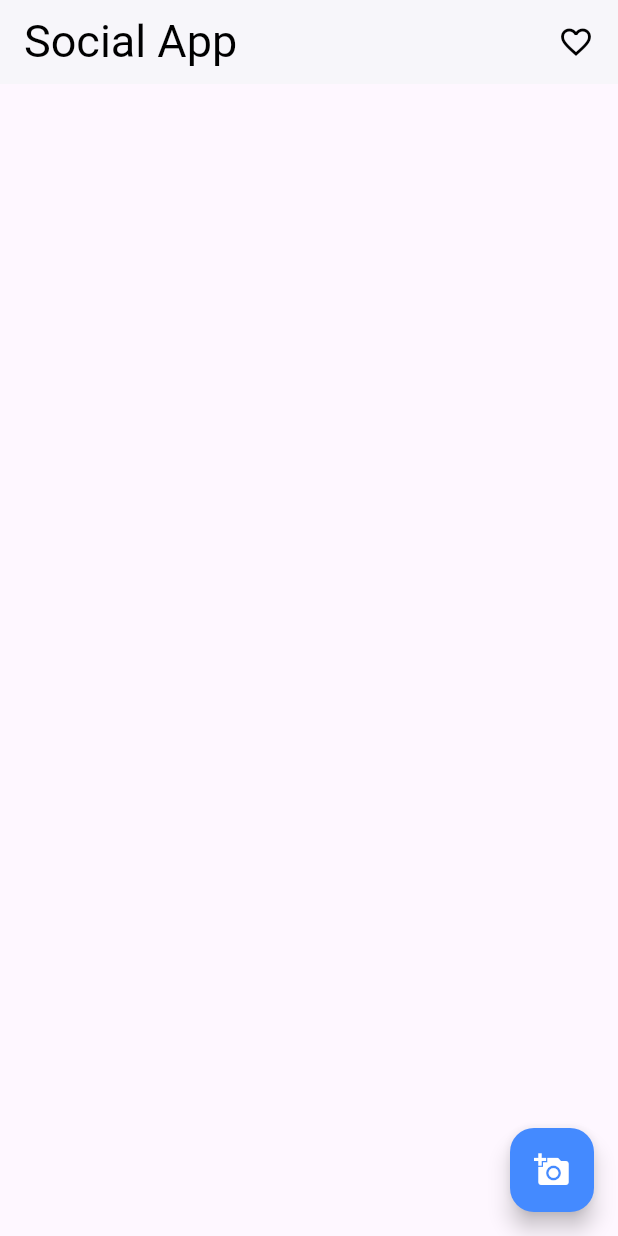
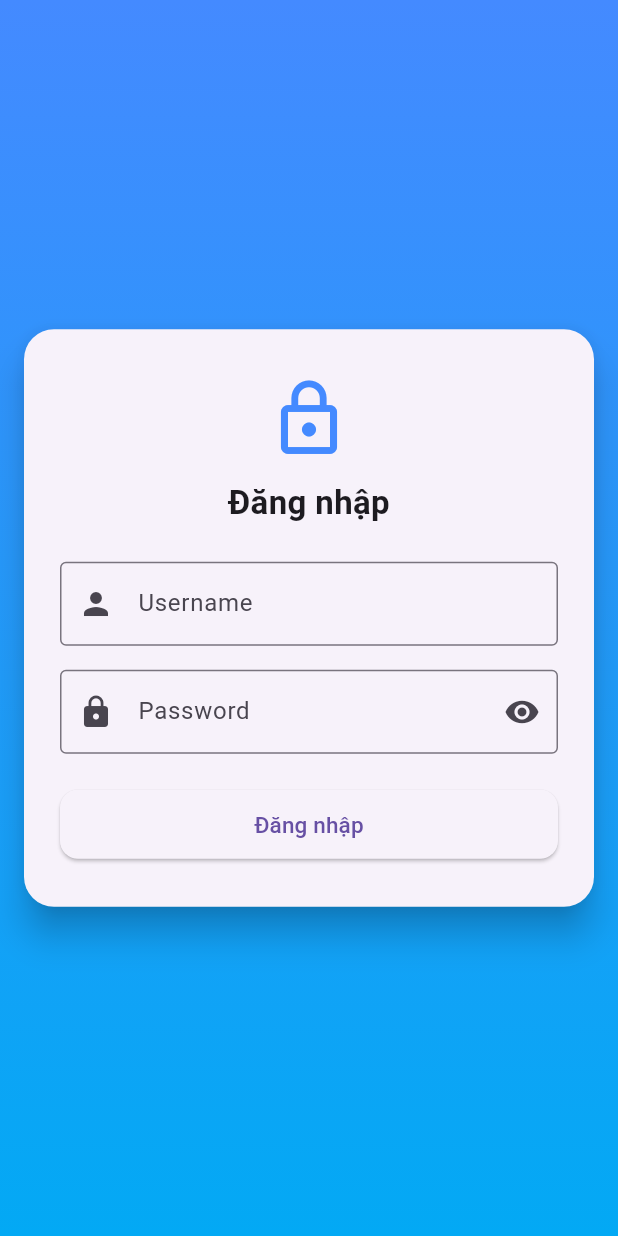
Before and after one commit to duytoan11123/Mini_Social_App_Flutter, a Flutter app: the screen it shows after launch, on a phone screen of 412 x 824 dp. Run offline on Flutter 3.47's test engine with Material 3 defaults, Android fonts, the phone set to English and light mode, and no system bars; our stand-ins replace drift, image_picker, shared_preferences; accounts and stored records are empty; generated files the repository leaves out were written again; Roboto replaces fonts that are missing (Billabong).

Commit message:
feat: login/logout

```diff
--- a/lib/Database/tables.dart
+++ b/lib/Database/tables.dart
@@ -3,6 +3,7 @@ import 'package:drift/drift.dart';
 class Users extends Table {
   IntColumn get id => integer().autoIncrement()();
   TextColumn get userName => text().withLength(min: 3, max: 20)();
+  TextColumn get password => text()();
   TextColumn get avatarUrl => text().nullable()();
 }
 
--- /dev/null
+++ b/lib/Login/auth_storage.dart
@@ -0,0 +1,20 @@
+import 'package:shared_preferences/shared_preferences.dart';
+
+class AuthStorage {
+  static const _keyUserId = 'user_id';
+
+  static Future<void> saveUserId(int userId) async {
+    final prefs = await SharedPreferences.getInstance();
+    await prefs.setInt(_keyUserId, userId);
+  }
+
+  static Future<int?> getUserId() async {
+    final prefs = await SharedPreferences.getInstance();
+    return prefs.getInt(_keyUserId);
+  }
+
+  static Future<void> logout() async {
+    final prefs = await SharedPreferences.getInstance();
+    await prefs.remove(_keyUserId);
+  }
+}
--- /dev/null
+++ b/lib/Login/login_screen.dart
@@ -0,0 +1,163 @@
+import 'package:flutter/material.dart';
+import '../Database/app_database.dart';
+import '../NewsFeedScreen/news_feed_screen.dart';
+import 'auth_storage.dart';
+
+class LoginScreen extends StatefulWidget {
+  const LoginScreen({super.key});
+
+  @override
+  State<LoginScreen> createState() => _LoginScreenState();
+}
+
+class _LoginScreenState extends State<LoginScreen> {
+  final _usernameCtrl = TextEditingController();
+  final _passwordCtrl = TextEditingController();
+  bool _loading = false;
+  bool _showPassword = false;
+
+  Future<void> _handleLogin() async {
+    final username = _usernameCtrl.text.trim();
+    final password = _passwordCtrl.text.trim();
+
+    if (username.isEmpty || password.isEmpty) {
+      ScaffoldMessenger.of(context).showSnackBar(
+        const SnackBar(content: Text('Nhập đầy đủ username & password')),
+      );
+      return;
+    }
+
+    setState(() => _loading = true);
+
+    final user = await db.login(username, password);
+
+    setState(() => _loading = false);
+
+    if (user == null) {
+      ScaffoldMessenger.of(context).showSnackBar(
+        const SnackBar(content: Text('Sai tài khoản hoặc mật khẩu')),
+      );
+      return;
+    }
+
+    currentUserId = user.id;
+    await AuthStorage.saveUserId(user.id);
+
+    Navigator.pushReplacement(
+      context,
+      MaterialPageRoute(builder: (_) => const NewsFeedScreen()),
+    );
+  }
+
+  @override
+  Widget build(BuildContext context) {
+    return Scaffold(
+      body: Container(
+        decoration: const BoxDecoration(
+          gradient: LinearGradient(
+            colors: [Colors.blueAccent, Colors.lightBlue],
+            begin: Alignment.topCenter,
+            end: Alignment.bottomCenter,
+          ),
+        ),
+        child: Center(
+          child: ConstrainedBox(
+            constraints: const BoxConstraints(
+              maxWidth: 420, // 👈 KHỐNG CHẾ ĐỘ RỘNG FORM
+            ),
+            child: Card(
+              elevation: 10,
+              shape: RoundedRectangleBorder(
+                borderRadius: BorderRadius.circular(20),
+              ),
+              margin: const EdgeInsets.all(16),
+              child: Padding(
+                padding: const EdgeInsets.symmetric(
+                  horizontal: 24,
+                  vertical: 32,
+                ),
+                child: Column(
+                  mainAxisSize: MainAxisSize.min,
+                  children: [
+                    const Icon(
+                      Icons.lock_outline,
+                      size: 56,
+                      color: Colors.blueAccent,
+                    ),
+                    const SizedBox(height: 12),
+
+                    const Text(
+                      'Đăng nhập',
+                      style: TextStyle(
+                        fontSize: 22,
+                        fontWeight: FontWeight.bold,
+                      ),
+                    ),
+
+                    const SizedBox(height: 24),
+
+                    TextField(
+                      controller: _usernameCtrl,
+                      decoration: const InputDecoration(
+                        prefixIcon: Icon(Icons.person),
+                        labelText: 'Username',
+                        border: OutlineInputBorder(),
+                      ),
+                    ),
+
+                    const SizedBox(height: 16),
+
+                    TextField(
+                      controller: _passwordCtrl,
+                      obscureText: !_showPassword,
+                      decoration: InputDecoration(
+                        prefixIcon: const Icon(Icons.lock),
+                        labelText: 'Password',
+                        border: const OutlineInputBorder(),
+                        suffixIcon: IconButton(
+                          icon: Icon(
+                            _showPassword
+                                ? Icons.visibility_off
+                                : Icons.visibility,
+                          ),
+                          onPressed: () {
+                            setState(() {
+                              _showPassword = !_showPassword;
+                            });
+                          },
+                        ),
+                      ),
+                    ),
+
+                    const SizedBox(height: 24),
+
+                    SizedBox(
+                      width: double.infinity,
+                      height: 46,
+                      child: ElevatedButton(
+                        onPressed: _loading ? null : _handleLogin,
+                        style: ElevatedButton.styleFrom(
+                          shape: RoundedRectangleBorder(
+                            borderRadius: BorderRadius.circular(12),
+                          ),
+                        ),
+                        child: _loading
+                            ? const CircularProgressIndicator(
+                                color: Colors.white,
+                              )
+                            : const Text(
+                                'Đăng nhập',
+                                style: TextStyle(fontSize: 15),
+                              ),
+                      ),
+                    ),
+                  ],
+                ),
+              ),
+            ),
+          ),
+        ),
+      ),
+    );
+  }
+}
--- a/lib/main.dart
+++ b/lib/main.dart
@@ -1,29 +1,30 @@
 import 'package:flutter/material.dart';
+import 'Database/app_database.dart';
+import 'Login/login_screen.dart';
+import 'Login/auth_storage.dart';
 import 'NewsFeedScreen/news_feed_screen.dart';
-import 'Database/app_database.dart';
-void main() {
+
+void main() async {
   WidgetsFlutterBinding.ensureInitialized();
-  setupDatabase();
-  runApp(MyApp());
+  await setupDatabase();
+  /* await db.insertUser(
+    UsersCompanion.insert(userName: 'admin', password: '123456'),
+  );*/
+  final savedUserId = await AuthStorage.getUserId();
+  currentUserId = savedUserId;
+
+  runApp(MyApp(isLoggedIn: savedUserId != null));
 }
 
 class MyApp extends StatelessWidget {
-  const MyApp({super.key});
+  final bool isLoggedIn;
+  const MyApp({super.key, required this.isLoggedIn});
 
   @override
   Widget build(BuildContext context) {
     return MaterialApp(
-      title: 'Instagram Feed Demo',
       debugShowCheckedModeBanner: false,
-      theme: ThemeData(
-        primarySwatch: Colors.blue,
-        appBarTheme: const AppBarTheme(
-          backgroundColor: Colors.white,
-          foregroundColor: Colors.black,
-          elevation: 1
-        ),
-      ),
-      home: NewsFeedScreen(),
+      home: isLoggedIn ? const NewsFeedScreen() : const LoginScreen(),
     );
   }
 }
--- a/pubspec.yaml
+++ b/pubspec.yaml
@@ -2,7 +2,7 @@ name: demo
 description: "A new Flutter project."
 # The following line prevents the package from being accidentally published to
 # pub.dev using `flutter pub publish`. This is preferred for private packages.
-publish_to: 'none' # Remove this line if you wish to publish to pub.dev
+publish_to: "none" # Remove this line if you wish to publish to pub.dev
 
 # The following defines the version and build number for your application.
 # A version number is three numbers separated by dots, like 1.2.43
@@ -41,6 +41,8 @@ dependencies:
   sqlite3_flutter_libs: ^0.5.24
   path_provider: ^2.1.2
   path: ^1.8.3
+  drift_flutter: ^0.2.8
+  shared_preferences: ^2.2.2 # 👈 THÊM DÒNG NÀY
 
 dev_dependencies:
   flutter_test:
@@ -60,7 +62,6 @@ dev_dependencies:
 
 # The following section is specific to Flutter packages.
 flutter:
-
   # The following line ensures that the Material Icons font is
   # included with your application, so that you can use the icons in
   # the material Icons class.
```
Also changed, not shown: lib/Database/app_database.dart (+35 -25 lines), lib/NewsFeedScreen/create_post_modal.dart (+10 -9 lines), lib/NewsFeedScreen/news_feed_screen.dart (+33 -10 lines), lib/NewsFeedScreen/post_item.dart (+7 -5 lines), lib/NewsFeedScreen/post_list.dart (+3 -5 lines), lib/Database/app_database.g.dart, pubspec.lock.
